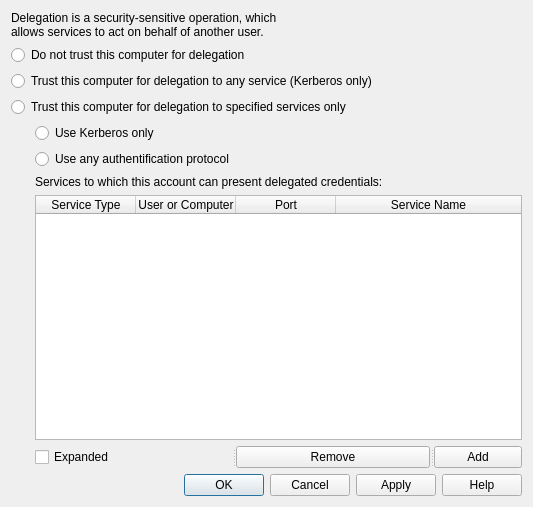
Ravenwolve/gpm_screens_and_design, file ui/ComputerDelegationForm.ui: the form before one commit.
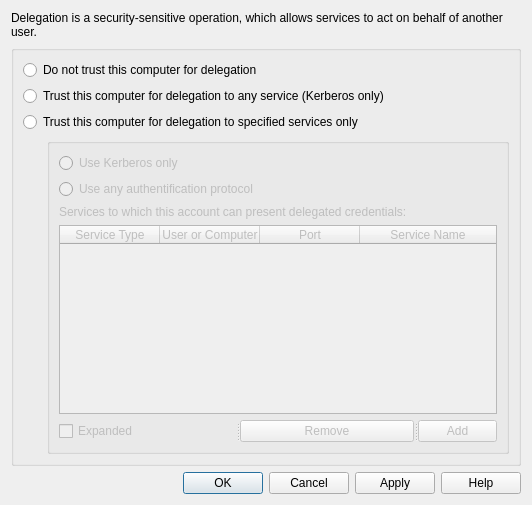
The form after the commit.

Commit message: wip: add the rest of the forms for Computer entity

```diff
--- a/ui/ComputerDelegationForm.ui
+++ b/ui/ComputerDelegationForm.ui
@@ -6,173 +6,199 @@
    <rect>
     <x>0</x>
     <y>0</y>
-    <width>533</width>
-    <height>507</height>
+    <width>532</width>
+    <height>505</height>
    </rect>
   </property>
   <property name="windowTitle">
    <string>Form</string>
   </property>
-  <layout class="QGridLayout" name="gridLayout_3">
+  <layout class="QGridLayout" name="gridLayout_4">
    <item row="0" column="0">
-    <layout class="QGridLayout" name="gridLayout_2">
-     <item row="3" column="0" colspan="2">
-      <widget class="QDialogButtonBox" name="buttonBox">
-       <property name="standardButtons">
-        <set>QDialogButtonBox::Apply|QDialogButtonBox::Cancel|QDialogButtonBox::Help|QDialogButtonBox::Ok</set>
-       </property>
-      </widget>
-     </item>
-     <item row="2" column="1">
-      <layout class="QGridLayout" name="gridLayout">
-       <item row="0" column="0">
-        <widget class="QLabel" name="delegationDescriptionLabel_2">
-         <property name="text">
-          <string>Services to which this account can present delegated credentials:</string>
-         </property>
-         <property name="wordWrap">
-          <bool>true</bool>
-         </property>
-        </widget>
-       </item>
-       <item row="1" column="0">
-        <widget class="QTableWidget" name="tableWidget">
-         <property name="columnCount">
-          <number>4</number>
-         </property>
-         <attribute name="horizontalHeaderStretchLastSection">
-          <bool>true</bool>
-         </attribute>
-         <column>
-          <property name="text">
-           <string>Service Type</string>
-          </property>
-         </column>
-         <column>
-          <property name="text">
-           <string>User or Computer</string>
-          </property>
-         </column>
-         <column>
-          <property name="text">
-           <string>Port</string>
-          </property>
-         </column>
-         <column>
-          <property name="text">
-           <string>Service Name</string>
-          </property>
-         </column>
-        </widget>
-       </item>
-       <item row="2" column="0">
-        <widget class="QSplitter" name="splitter_3">
-         <property name="orientation">
-          <enum>Qt::Horizontal</enum>
-         </property>
-         <widget class="QCheckBox" name="expandedCheckBox">
-          <property name="text">
-           <string>Expanded</string>
-          </property>
-         </widget>
-         <widget class="QSplitter" name="splitter">
-          <property name="orientation">
-           <enum>Qt::Horizontal</enum>
-          </property>
-          <widget class="QSplitter" name="splitter_2">
-           <property name="orientation">
-            <enum>Qt::Horizontal</enum>
-           </property>
-           <widget class="QPushButton" name="removeButton">
-            <property name="text">
-             <string>Remove</string>
-            </property>
-           </widget>
-           <widget class="QToolButton" name="addToolButton">
-            <property name="text">
-             <string>Add</string>
-            </property>
-           </widget>
-          </widget>
-         </widget>
-        </widget>
-       </item>
-      </layout>
-     </item>
-     <item row="1" column="1">
-      <layout class="QFormLayout" name="formLayout_2">
-       <item row="0" column="0">
-        <widget class="QRadioButton" name="radioButton_4">
-         <property name="text">
-          <string>Use Kerberos only</string>
-         </property>
-        </widget>
-       </item>
-       <item row="1" column="0">
-        <widget class="QRadioButton" name="radioButton_5">
-         <property name="text">
-          <string>Use any authentification protocol </string>
-         </property>
-        </widget>
-       </item>
-      </layout>
-     </item>
-     <item row="0" column="0" colspan="2">
-      <layout class="QFormLayout" name="formLayout_3">
-       <item row="1" column="0">
-        <layout class="QFormLayout" name="formLayout">
+    <widget class="QLabel" name="delegationDescriptionLabel">
+     <property name="text">
+      <string>Delegation is a security-sensitive operation, which allows services to act on behalf of another user.</string>
+     </property>
+     <property name="wordWrap">
+      <bool>true</bool>
+     </property>
+    </widget>
+   </item>
+   <item row="1" column="0">
+    <widget class="QGroupBox" name="trustGroupBox">
+     <property name="title">
+      <string notr="true"/>
+     </property>
+     <property name="checkable">
+      <bool>false</bool>
+     </property>
+     <layout class="QGridLayout" name="gridLayout_3">
+      <item row="0" column="0" colspan="2">
+       <widget class="QRadioButton" name="doNotTrustRadioButton">
+        <property name="text">
+         <string>Do not trust this computer for delegation</string>
+        </property>
+       </widget>
+      </item>
+      <item row="1" column="0" colspan="2">
+       <widget class="QRadioButton" name="trustAnyRadioButton">
+        <property name="text">
+         <string>Trust this computer for delegation to any service (Kerberos only)</string>
+        </property>
+       </widget>
+      </item>
+      <item row="2" column="0" colspan="2">
+       <widget class="QRadioButton" name="trustSpecifiedRadioButton">
+        <property name="text">
+         <string>Trust this computer for delegation to specified services only</string>
+        </property>
+       </widget>
+      </item>
+      <item row="3" column="0">
+       <spacer name="horizontalSpacer_2">
+        <property name="enabled">
+         <bool>false</bool>
+        </property>
+        <property name="orientation">
+         <enum>Qt::Horizontal</enum>
+        </property>
+        <property name="sizeType">
+         <enum>QSizePolicy::Fixed</enum>
+        </property>
+        <property name="sizeHint" stdset="0">
+         <size>
+          <width>18</width>
+          <height>268</height>
+         </size>
+        </property>
+       </spacer>
+      </item>
+      <item row="3" column="1">
+       <widget class="QGroupBox" name="trustSpecifiedGroupBox">
+        <property name="enabled">
+         <bool>false</bool>
+        </property>
+        <property name="title">
+         <string notr="true"/>
+        </property>
+        <property name="alignment">
+         <set>Qt::AlignLeading|Qt::AlignLeft|Qt::AlignVCenter</set>
+        </property>
+        <property name="flat">
+         <bool>false</bool>
+        </property>
+        <property name="checkable">
+         <bool>false</bool>
+        </property>
+        <layout class="QGridLayout" name="gridLayout_2">
          <item row="0" column="0">
-          <widget class="QRadioButton" name="radioButton">
+          <widget class="QRadioButton" name="useKerberosOnlyRadioButton">
            <property name="text">
-            <string>Do not trust this computer for delegation</string>
+            <string>Use Kerberos only</string>
+           </property>
+           <property name="checkable">
+            <bool>true</bool>
            </property>
           </widget>
          </item>
          <item row="1" column="0">
-          <widget class="QRadioButton" name="radioButton_2">
+          <widget class="QRadioButton" name="useAnyRadioButton">
            <property name="text">
-            <string>Trust this computer for delegation to any service (Kerberos only)</string>
+            <string>Use any authentification protocol </string>
+           </property>
+           <property name="checkable">
+            <bool>true</bool>
            </property>
           </widget>
          </item>
          <item row="2" column="0">
-          <widget class="QRadioButton" name="radioButton_3">
-           <property name="text">
-            <string>Trust this computer for delegation to specified services only</string>
-           </property>
-          </widget>
+          <layout class="QGridLayout" name="gridLayout">
+           <item row="2" column="0">
+            <widget class="QSplitter" name="splitter_3">
+             <property name="orientation">
+              <enum>Qt::Horizontal</enum>
+             </property>
+             <widget class="QCheckBox" name="expandedCheckBox">
+              <property name="text">
+               <string>Expanded</string>
+              </property>
+             </widget>
+             <widget class="QSplitter" name="splitter">
+              <property name="orientation">
+               <enum>Qt::Horizontal</enum>
+              </property>
+              <widget class="QSplitter" name="splitter_2">
+               <property name="orientation">
+                <enum>Qt::Horizontal</enum>
+               </property>
+               <widget class="QPushButton" name="removeButton">
+                <property name="text">
+                 <string>Remove</string>
+                </property>
+               </widget>
+               <widget class="QToolButton" name="addToolButton">
+                <property name="text">
+                 <string>Add</string>
+                </property>
+               </widget>
+              </widget>
+             </widget>
+            </widget>
+           </item>
+           <item row="1" column="0">
+            <widget class="QTableWidget" name="servicesTableWidget">
+             <property name="columnCount">
+              <number>4</number>
+             </property>
+             <attribute name="horizontalHeaderStretchLastSection">
+              <bool>true</bool>
+             </attribute>
+             <column>
+              <property name="text">
+               <string>Service Type</string>
+              </property>
+             </column>
+             <column>
+              <property name="text">
+               <string>User or Computer</string>
+              </property>
+             </column>
+             <column>
+              <property name="text">
+               <string>Port</string>
+              </property>
+             </column>
+             <column>
+              <property name="text">
+               <string>Service Name</string>
+              </property>
+             </column>
+            </widget>
+           </item>
+           <item row="0" column="0">
+            <widget class="QLabel" name="servicesLabel">
+             <property name="text">
+              <string>Services to which this account can present delegated credentials:</string>
+             </property>
+             <property name="wordWrap">
+              <bool>true</bool>
+             </property>
+            </widget>
+           </item>
+          </layout>
          </item>
         </layout>
-       </item>
-       <item row="0" column="0">
-        <widget class="QLabel" name="delegationDescriptionLabel">
-         <property name="text">
-          <string>Delegation is a security-sensitive operation, which allows services to act on behalf of another user.</string>
-         </property>
-         <property name="wordWrap">
-          <bool>true</bool>
-         </property>
-        </widget>
-       </item>
-      </layout>
-     </item>
-     <item row="1" column="0" rowspan="2">
-      <spacer name="horizontalSpacer_2">
-       <property name="orientation">
-        <enum>Qt::Horizontal</enum>
-       </property>
-       <property name="sizeType">
-        <enum>QSizePolicy::Fixed</enum>
-       </property>
-       <property name="sizeHint" stdset="0">
-        <size>
-         <width>18</width>
-         <height>288</height>
-        </size>
-       </property>
-      </spacer>
-     </item>
-    </layout>
+       </widget>
+      </item>
+     </layout>
+    </widget>
+   </item>
+   <item row="2" column="0">
+    <widget class="QDialogButtonBox" name="dialogButtonBox">
+     <property name="standardButtons">
+      <set>QDialogButtonBox::Apply|QDialogButtonBox::Cancel|QDialogButtonBox::Help|QDialogButtonBox::Ok</set>
+     </property>
+    </widget>
    </item>
   </layout>
  </widget>
```
Left out of the diff: 19 changed lines with no effect on the pictures. The commit also changes 8 other files.
